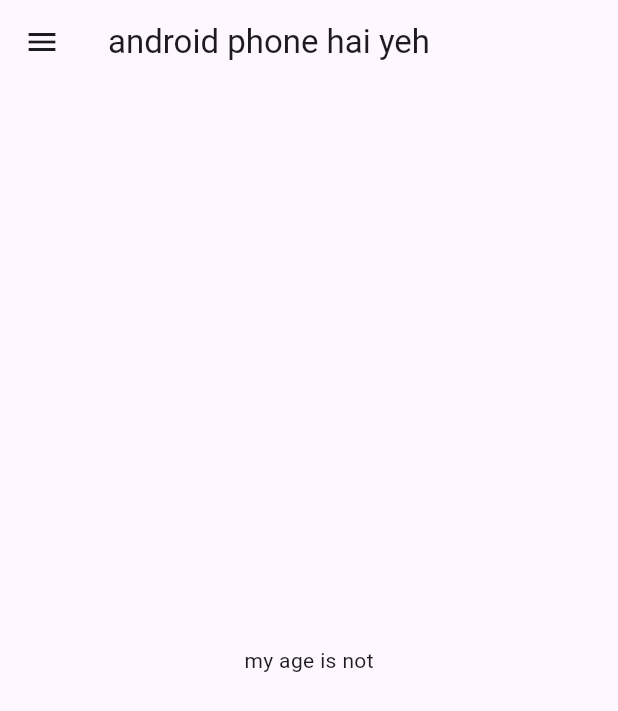
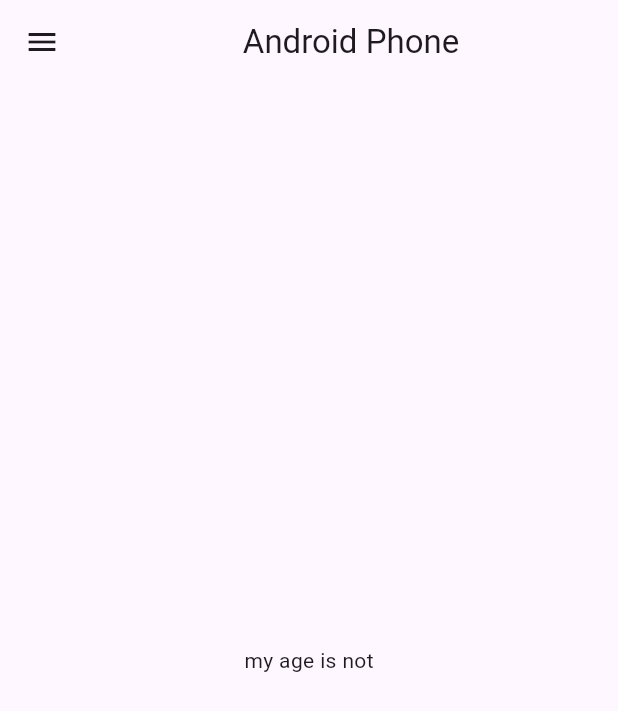
Before and after one commit to web3Gurung/FirstFlutterCodepurApp, a Flutter app: the screen it shows after launch, on a phone screen of 412 x 824 dp. Shown: the top 711 px of the screen. Run offline on Flutter 3.47's test engine with Material 3 defaults, Android fonts, the phone set to English and light mode, and no system bars.

Commit message:
day 3 done - classes routes theme methods texts

```diff
--- a/lib/main.dart
+++ b/lib/main.dart
@@ -1,5 +1,6 @@
 import 'package:flutter/material.dart';
-import 'package:open_app/home_page.dart';
+import 'package:open_app/pages/home_page.dart';
+import 'package:open_app/pages/login_page.dart';
 
 void main() {
   runApp(const MyApp());
@@ -10,8 +11,18 @@ class MyApp extends StatelessWidget {
 
   @override
   Widget build(BuildContext context) {
-    return const MaterialApp(
-      home: HomePage(),
+    return MaterialApp(
+      themeMode: ThemeMode.light,
+      theme: ThemeData(primarySwatch: Colors.deepPurple),
+      darkTheme: ThemeData(
+        brightness: Brightness.dark,
+      ),
+      initialRoute: "/home",
+      routes: {
+        "/": (context) => LoginPage(),
+        "/home": (context) => HomePage(),
+        "/login": (context) => LoginPage()
+      },
     );
   }
 }
--- a/lib/home_page.dart
+++ b/lib/pages/home_page.dart
@@ -7,13 +7,17 @@ class HomePage extends StatelessWidget {
   Widget build(BuildContext context) {
     return Scaffold(
       appBar: AppBar(
-        title: const Text("android phone hai yeh"),
-      ),
-        body: Center(
-          child: Container(
-            child: const Text("my age is not"),
+        title: const Center(
+          child: Text(
+            "Android Phone",
           ),
         ),
+      ),
+      body: Center(
+        child: Container(
+          child: const Text("my age is not"),
+        ),
+      ),
       drawer: const Drawer(),
     );
   }
```
Also changed, not shown: lib/pages/login_page.dart (added, +20 -0 lines).
